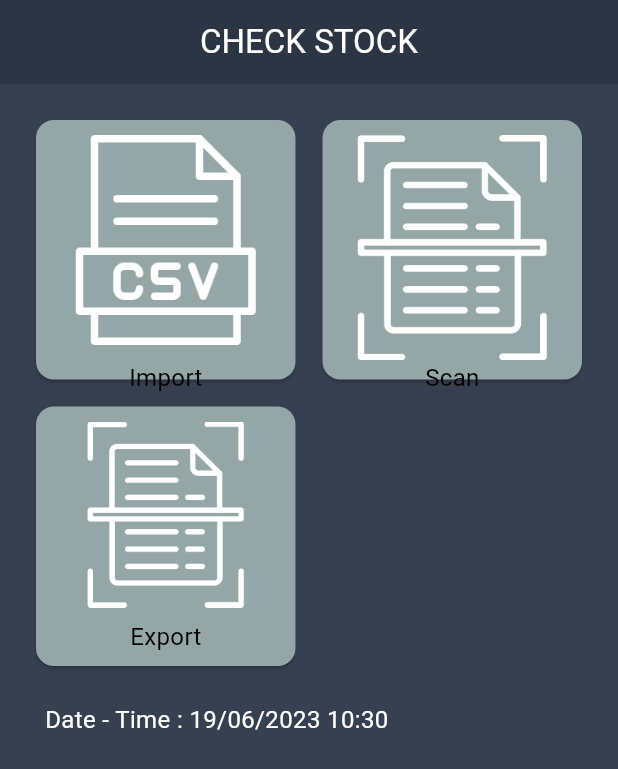
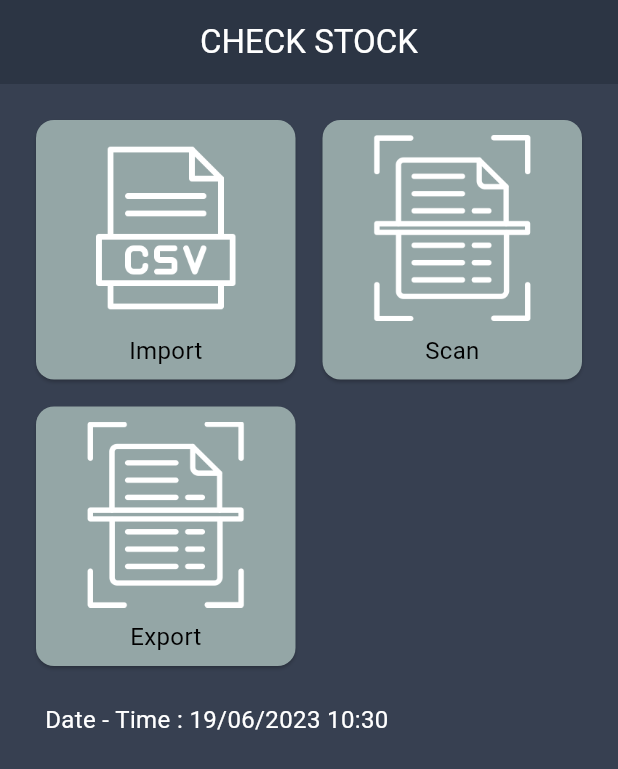
Before and after one commit to aotpattrawutkhamma/ircProject, a Flutter app: the screen it shows after launch, on a phone screen of 412 x 824 dp. Shown: the top 769 px of the screen. Run offline on Flutter 3.47's test engine with Material 2 defaults, Android fonts, the phone set to English and light mode, and no system bars; our stand-ins replace csv, dotted_line, dropdown_button2, file_picker, font_awesome_flutter, page_transition and 1 more; accounts and stored records are empty.

Commit message:
Update Condition

```diff
--- a/irc_application/lib/screen/menu_screen.dart
+++ b/irc_application/lib/screen/menu_screen.dart
@@ -56,14 +56,22 @@ class _MenuScreenState extends State<MenuScreen> {
                       child: const Card(
                         color: COLOR_GRAY_BLUE,
                         child: Column(
-                          mainAxisAlignment: MainAxisAlignment.center,
+                          mainAxisAlignment: MainAxisAlignment.spaceEvenly,
                           children: [
-                            Image(
+                            Expanded(
+                              child: Padding(
+                                padding: EdgeInsets.only(top: 10),
+                                child: Image(
                                   image: AssetImage('assets/icons/csv2.png'),
                                   color: COLOR_WHITE,
                                   width: 160,
                                 ),
-                            Label("Import")
+                              ),
+                            ),
+                            Padding(
+                              padding: EdgeInsets.all(8.0),
+                              child: Label("Import"),
+                            )
                           ],
                         ),
                       ),
@@ -74,9 +82,10 @@ class _MenuScreenState extends State<MenuScreen> {
                       child: const Card(
                         color: COLOR_GRAY_BLUE,
                         child: Column(
-                          mainAxisAlignment: MainAxisAlignment.center,
+                          mainAxisAlignment: MainAxisAlignment.spaceEvenly,
                           children: [
-                            Padding(
+                            Expanded(
+                              child: Padding(
                                 padding: EdgeInsets.only(top: 10),
                                 child: Image(
                                   image: AssetImage('assets/icons/scanp.png'),
@@ -84,7 +93,11 @@ class _MenuScreenState extends State<MenuScreen> {
                                   width: 150,
                                 ),
                               ),
-                            Label("Scan")
+                            ),
+                            Padding(
+                              padding: EdgeInsets.all(8.0),
+                              child: Label("Scan"),
+                            )
                           ],
                         ),
                       ),
@@ -95,7 +108,7 @@ class _MenuScreenState extends State<MenuScreen> {
                       child: const Card(
                         color: COLOR_GRAY_BLUE,
                         child: Column(
-                          mainAxisAlignment: MainAxisAlignment.center,
+                          mainAxisAlignment: MainAxisAlignment.spaceEvenly,
                           children: [
                             Expanded(
                                 child: Padding(
--- a/irc_application/lib/screen/scan/scan_screen.dart
+++ b/irc_application/lib/screen/scan/scan_screen.dart
@@ -85,6 +85,7 @@ class _ScanScreenState extends State<ScanScreen> {
             isHideCancle: false,
             text: Label("Product Location Invaild"),
             onpressOk: () {
+              _barcodeController.clear();
               _b1Controller.clear();
               _b2Controller.clear();
               _b3Controller.clear();
```
Lines whose indentation alone changed are shown as unchanged.
